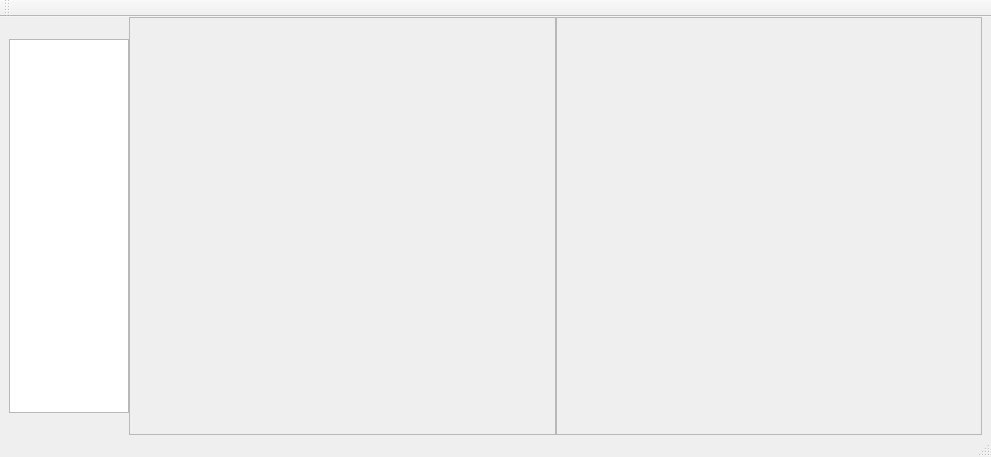
The window that AiTool/aiwidget.ui (wondron/graphics) describes before a commit, drawn with Qt 5.
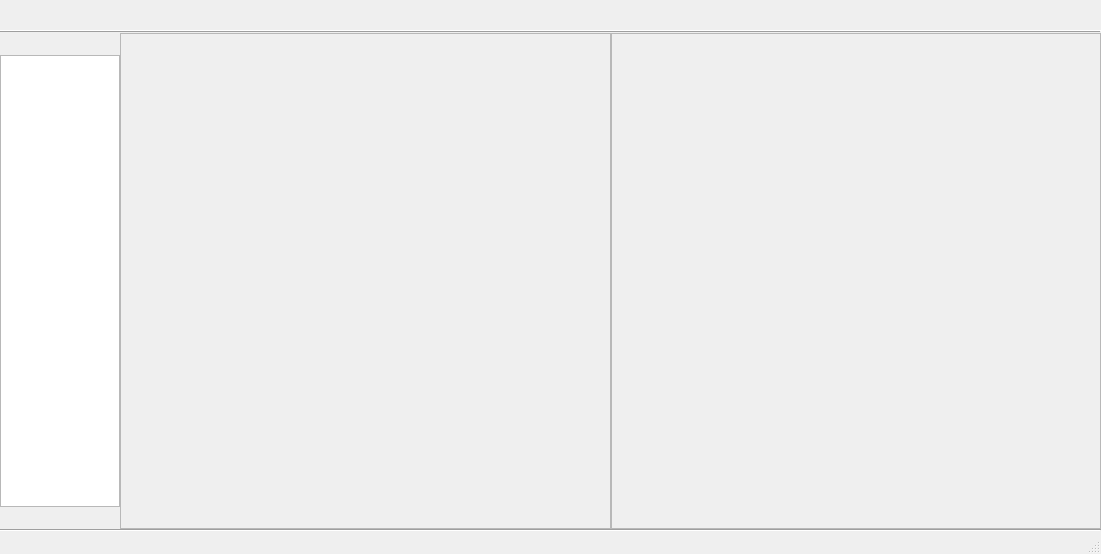
The same window after the commit.

What changed in the file:
```diff
--- a/AiTool/aiwidget.ui
+++ b/AiTool/aiwidget.ui
@@ -6,22 +6,213 @@
    <rect>
     <x>0</x>
     <y>0</y>
-    <width>991</width>
-    <height>457</height>
+    <width>1101</width>
+    <height>554</height>
    </rect>
   </property>
   <property name="windowTitle">
    <string>MainWindow</string>
   </property>
   <widget class="QWidget" name="centralwidget">
+   <layout class="QVBoxLayout" name="verticalLayout_2">
+    <property name="spacing">
+     <number>0</number>
+    </property>
+    <property name="leftMargin">
+     <number>0</number>
+    </property>
+    <property name="topMargin">
+     <number>0</number>
+    </property>
+    <property name="rightMargin">
+     <number>0</number>
+    </property>
+    <property name="bottomMargin">
+     <number>0</number>
+    </property>
+    <item>
    <layout class="QHBoxLayout" name="horizontalLayout_2">
     <property name="spacing">
-     <number>0</number>
+       <number>3</number>
     </property>
     <property name="topMargin">
      <number>0</number>
     </property>
-    <property name="bottomMargin">
+      <item>
+       <widget class="QPushButton" name="btn_open">
+        <property name="minimumSize">
+         <size>
+          <width>30</width>
+          <height>30</height>
+         </size>
+        </property>
+        <property name="text">
+         <string/>
+        </property>
+        <property name="flat">
+         <bool>true</bool>
+        </property>
+       </widget>
+      </item>
+      <item>
+       <widget class="QPushButton" name="btn_save">
+        <property name="minimumSize">
+         <size>
+          <width>30</width>
+          <height>30</height>
+         </size>
+        </property>
+        <property name="text">
+         <string/>
+        </property>
+        <property name="flat">
+         <bool>true</bool>
+        </property>
+       </widget>
+      </item>
+      <item>
+       <widget class="QPushButton" name="btn_saveOne">
+        <property name="minimumSize">
+         <size>
+          <width>30</width>
+          <height>30</height>
+         </size>
+        </property>
+        <property name="text">
+         <string/>
+        </property>
+        <property name="flat">
+         <bool>true</bool>
+        </property>
+       </widget>
+      </item>
+      <item>
+       <widget class="QPushButton" name="btn_pen">
+        <property name="minimumSize">
+         <size>
+          <width>30</width>
+          <height>30</height>
+         </size>
+        </property>
+        <property name="text">
+         <string/>
+        </property>
+        <property name="flat">
+         <bool>true</bool>
+        </property>
+       </widget>
+      </item>
+      <item>
+       <widget class="QPushButton" name="btn_polygon">
+        <property name="minimumSize">
+         <size>
+          <width>30</width>
+          <height>30</height>
+         </size>
+        </property>
+        <property name="text">
+         <string/>
+        </property>
+        <property name="flat">
+         <bool>true</bool>
+        </property>
+       </widget>
+      </item>
+      <item>
+       <widget class="QPushButton" name="btn_delete">
+        <property name="minimumSize">
+         <size>
+          <width>30</width>
+          <height>30</height>
+         </size>
+        </property>
+        <property name="text">
+         <string/>
+        </property>
+        <property name="flat">
+         <bool>true</bool>
+        </property>
+       </widget>
+      </item>
+      <item>
+       <widget class="QPushButton" name="pushButton_8">
+        <property name="minimumSize">
+         <size>
+          <width>30</width>
+          <height>30</height>
+         </size>
+        </property>
+        <property name="text">
+         <string/>
+        </property>
+        <property name="flat">
+         <bool>true</bool>
+        </property>
+       </widget>
+      </item>
+      <item>
+       <widget class="QPushButton" name="pushButton_9">
+        <property name="minimumSize">
+         <size>
+          <width>30</width>
+          <height>30</height>
+         </size>
+        </property>
+        <property name="text">
+         <string/>
+        </property>
+        <property name="flat">
+         <bool>true</bool>
+        </property>
+       </widget>
+      </item>
+      <item>
+       <widget class="QPushButton" name="pushButton_6">
+        <property name="minimumSize">
+         <size>
+          <width>30</width>
+          <height>30</height>
+         </size>
+        </property>
+        <property name="text">
+         <string/>
+        </property>
+        <property name="flat">
+         <bool>true</bool>
+        </property>
+       </widget>
+      </item>
+      <item>
+       <spacer name="horizontalSpacer">
+        <property name="orientation">
+         <enum>Qt::Horizontal</enum>
+        </property>
+        <property name="sizeHint" stdset="0">
+         <size>
+          <width>40</width>
+          <height>20</height>
+         </size>
+        </property>
+       </spacer>
+      </item>
+     </layout>
+    </item>
+    <item>
+     <widget class="Line" name="line">
+      <property name="frameShadow">
+       <enum>QFrame::Raised</enum>
+      </property>
+      <property name="orientation">
+       <enum>Qt::Horizontal</enum>
+      </property>
+     </widget>
+    </item>
+    <item>
+     <layout class="QHBoxLayout" name="horizontalLayout">
+      <property name="spacing">
+       <number>0</number>
+      </property>
+      <property name="leftMargin">
      <number>0</number>
     </property>
     <item>
@@ -143,19 +334,17 @@
      </widget>
     </item>
    </layout>
+    </item>
+    <item>
+     <widget class="Line" name="line_2">
+      <property name="orientation">
+       <enum>Qt::Horizontal</enum>
+      </property>
+     </widget>
+    </item>
+   </layout>
   </widget>
   <widget class="QStatusBar" name="statusbar"/>
-  <widget class="QToolBar" name="toolBar">
-   <property name="windowTitle">
-    <string>toolBar</string>
-   </property>
-   <attribute name="toolBarArea">
-    <enum>TopToolBarArea</enum>
-   </attribute>
-   <attribute name="toolBarBreak">
-    <bool>false</bool>
-   </attribute>
-  </widget>
  </widget>
  <resources/>
  <connections/>
```
Lines whose indentation alone changed are shown as unchanged.
